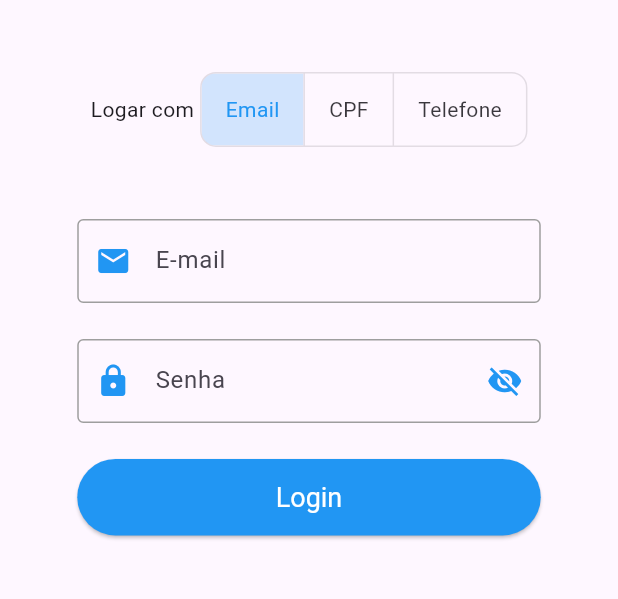
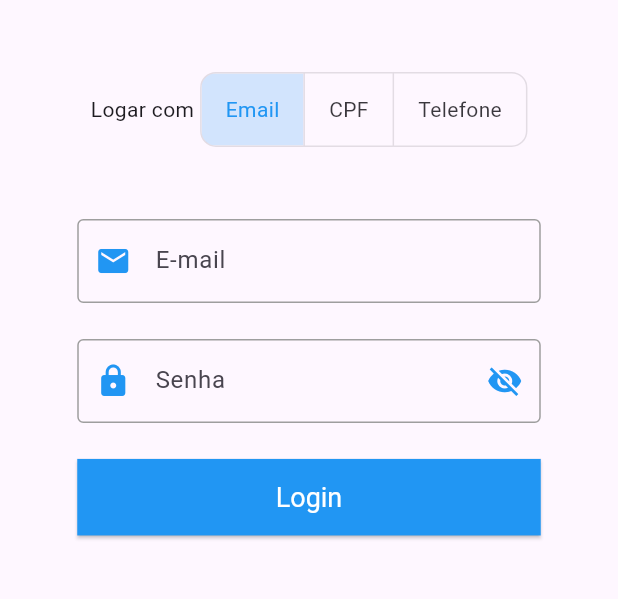
Before and after one commit to LrAmaral/first-flutter-app, a Flutter app: the screen it shows after launch, on a phone screen of 412 x 824 dp, the part 447-1046 px from its top. Run offline on Flutter 3.47's test engine with Material 3 defaults, Android fonts, the phone set to English and light mode, and no system bars; our stand-ins replace go_router.

Commit message:
:wrench: minor-changes

```diff
--- a/lib/main.dart
+++ b/lib/main.dart
@@ -247,6 +247,9 @@ class _Aula08State extends State<Aula08> {
                     padding: const EdgeInsets.symmetric(
                         horizontal: 30, vertical: 15),
                     textStyle: const TextStyle(fontSize: 18),
+                    shape: const RoundedRectangleBorder(
+                      borderRadius: BorderRadius.zero,
+                    ),
                   ),
                   child: const Text('Login'),
                 ),
```
